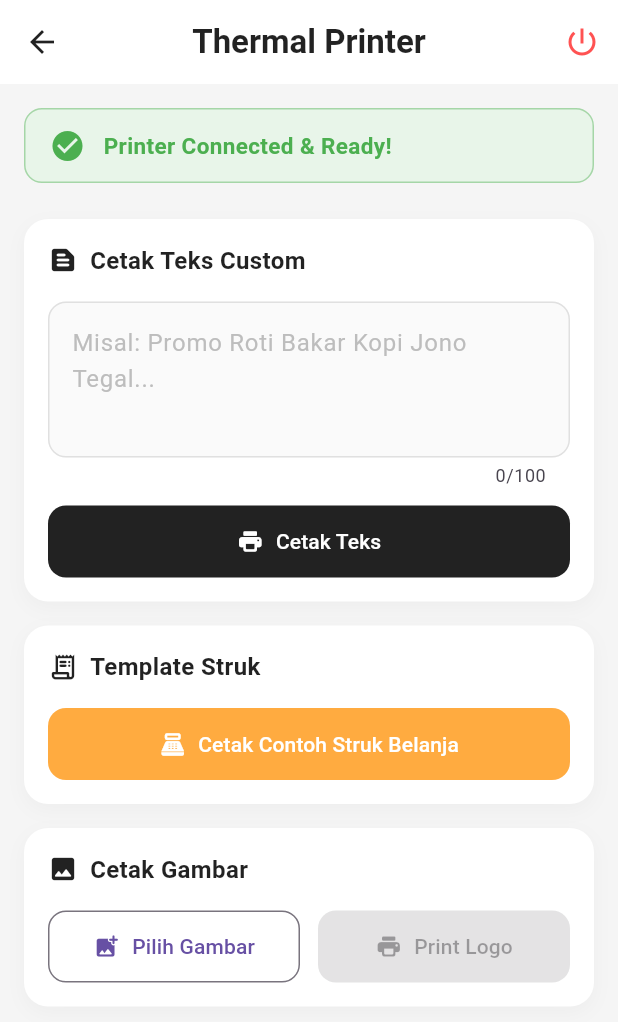
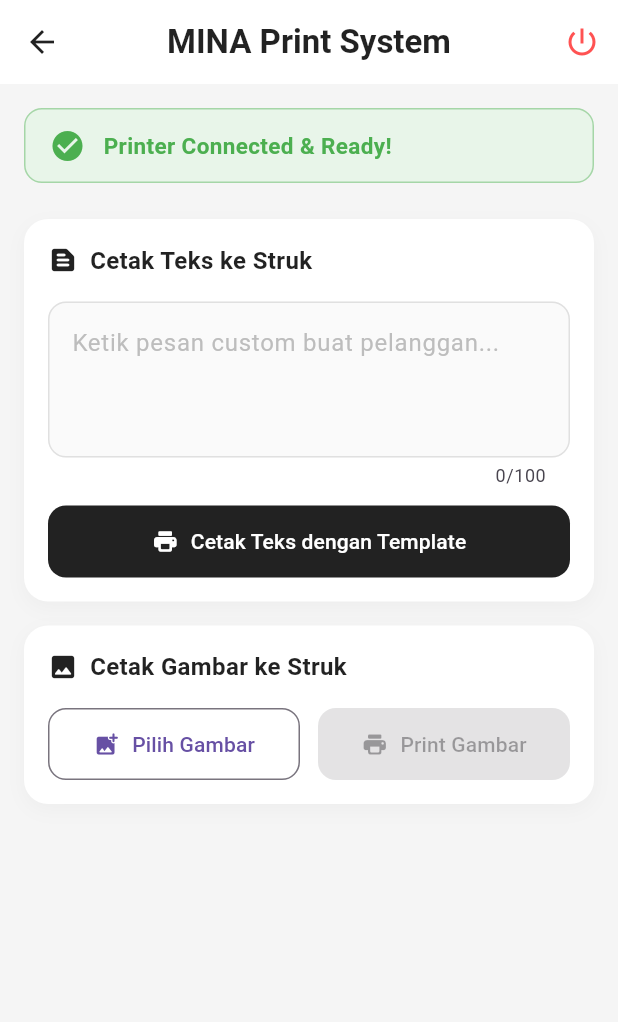
Before and after one commit to IlhamRichie/Flutter-Thermal-Printer-App-ESC-POS-, a Flutter app: the PrintTesterView screen opened by its route, on a phone screen of 412 x 824 dp. Shown: the top 1022 px of the screen. Run offline on Flutter 3.47's test engine with Material 3 defaults, Android fonts, the light colour scheme and no system bars; our stand-ins replace get, image_picker; missing offline and left inert: blue_thermal_printer.

Commit message:
Refactor Print Tester functionality with custom header and footer printing, and update UI text for clarity

```diff
--- a/lib/app/modules/print_tester/views/print_tester_view.dart
+++ b/lib/app/modules/print_tester/views/print_tester_view.dart
@@ -11,7 +11,7 @@ class PrintTesterView extends GetView<PrintTesterController> {
       backgroundColor: Colors.grey[100], // Background clean ala modern app
       appBar: AppBar(
         title: const Text(
-          'Thermal Printer',
+          'MINA Print System', // Gue ganti judulnya biar sekalian custom
           style: TextStyle(color: Colors.black87, fontWeight: FontWeight.w600),
         ),
         backgroundColor: Colors.white,
@@ -67,7 +67,7 @@ class PrintTesterView extends GetView<PrintTesterController> {
 
             // --- SECTION 1: CUSTOM TEXT ---
             _buildSectionCard(
-              title: "Cetak Teks Custom",
+              title: "Cetak Teks ke Struk",
               icon: Icons.text_snippet_rounded,
               child: Column(
                 crossAxisAlignment: CrossAxisAlignment.stretch,
@@ -77,7 +77,7 @@ class PrintTesterView extends GetView<PrintTesterController> {
                     maxLength: 100, // Fitur limit 100 karakter
                     maxLines: 3,
                     decoration: InputDecoration(
-                      hintText: 'Misal: Promo Roti Bakar Kopi Jono Tegal...',
+                      hintText: 'Ketik pesan custom buat pelanggan...',
                       hintStyle: TextStyle(color: Colors.grey.shade400),
                       filled: true,
                       fillColor: Colors.grey.shade50,
@@ -99,7 +99,7 @@ class PrintTesterView extends GetView<PrintTesterController> {
                   ElevatedButton.icon(
                     onPressed: controller.printCustomText,
                     icon: const Icon(Icons.print_rounded),
-                    label: const Text("Cetak Teks"),
+                    label: const Text("Cetak Teks dengan Template"),
                     style: _primaryButtonStyle(),
                   ),
                 ],
@@ -107,22 +107,9 @@ class PrintTesterView extends GetView<PrintTesterController> {
             ),
             const SizedBox(height: 16),
 
-            // --- SECTION 2: STRUK KASIR ---
+            // --- SECTION 2: GAMBAR CUSTOM ---
             _buildSectionCard(
-              title: "Template Struk",
-              icon: Icons.receipt_long_rounded,
-              child: ElevatedButton.icon(
-                onPressed: controller.printSampleReceipt,
-                icon: const Icon(Icons.point_of_sale_rounded),
-                label: const Text("Cetak Contoh Struk Belanja"),
-                style: _actionButtonStyle(Colors.orangeAccent),
-              ),
-            ),
-            const SizedBox(height: 16),
-
-            // --- SECTION 3: GAMBAR CUSTOM ---
-            _buildSectionCard(
-              title: "Cetak Gambar",
+              title: "Cetak Gambar ke Struk",
               icon: Icons.image_rounded,
               child: Column(
                 crossAxisAlignment: CrossAxisAlignment.stretch,
@@ -149,7 +136,7 @@ class PrintTesterView extends GetView<PrintTesterController> {
                               ? null
                               : controller.printCustomImage,
                           icon: const Icon(Icons.print_rounded),
-                          label: const Text("Print Logo"),
+                          label: const Text("Print Gambar"),
                           style: _actionButtonStyle(Colors.blueAccent),
                         )),
                       ),
@@ -187,7 +174,7 @@ class PrintTesterView extends GetView<PrintTesterController> {
     );
   }
 
-  // --- WIDGET HELPER BUKIN UI KONSISTEN ---
+  // --- WIDGET HELPER BIKIN UI KONSISTEN ---
 
   // Bikin Container / Card putih modern untuk tiap section
   Widget _buildSectionCard({required String title, required IconData icon, required Widget child}) {
```
Also changed, not shown: lib/app/modules/print_tester/controllers/print_tester_controller.dart (+92 -102 lines).
